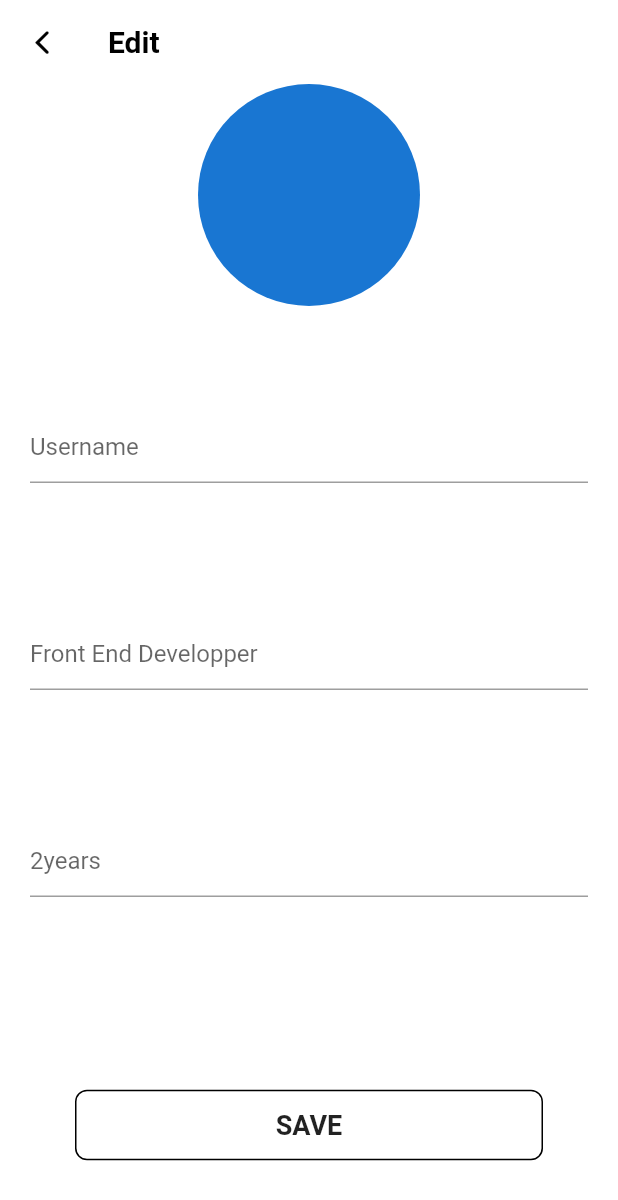
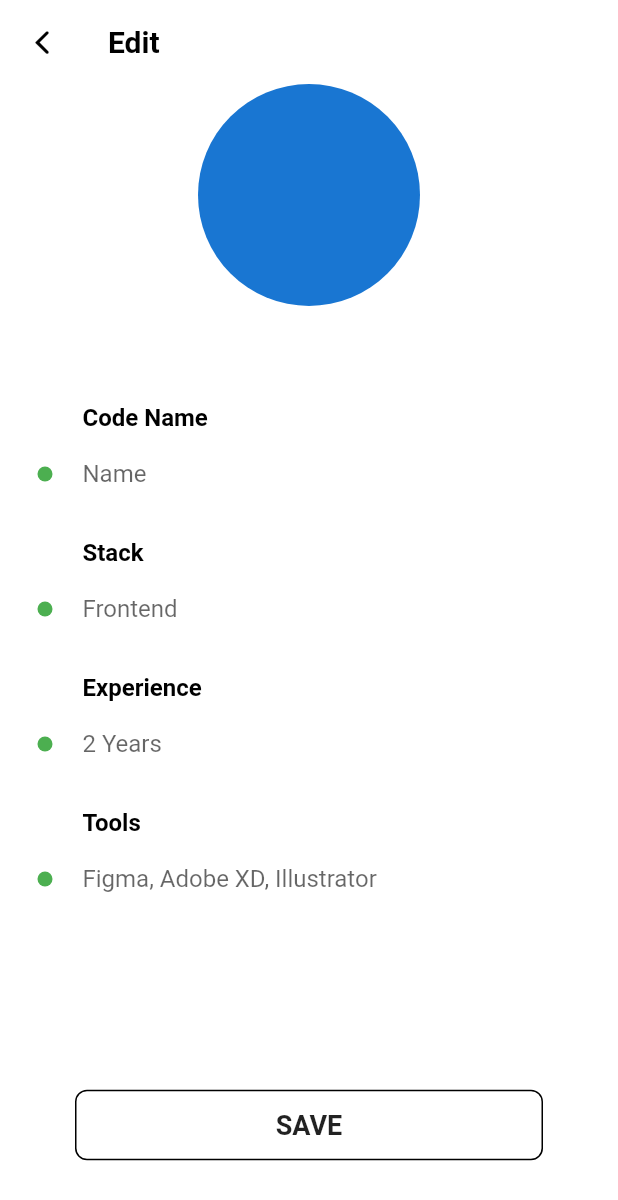
Before and after one commit to MikkyBoy357/simple_dev_manager, a Flutter app: the Edit screen opened directly, on a phone screen of 412 x 824 dp. Shown: the top 1200 px of the screen. Run offline on Flutter 3.47's test engine with Material 2 defaults, Android fonts, the phone set to English and light mode, and no system bars; our stand-ins replace sembast.

Commit message:
edit screen ui updated

```diff
--- a/lib/screens/edit.dart
+++ b/lib/screens/edit.dart
@@ -37,29 +37,34 @@ class Edit extends StatelessWidget {
             ),
           ),
           Container(height: 50),
-          Padding(
-            padding: const EdgeInsets.all(20.0),
-            child: TextField(
-              controller: nameTEC,
-              decoration: InputDecoration(hintText: 'Username'),
-            ),
+          EditCard(
+            title: 'Code Name',
+            subtitle: 'Name',
+            controler: nameTEC,
           ),
-          Container(height: 50),
-          Padding(
-            padding: const EdgeInsets.all(20.0),
-            child: TextField(
-              controller: stackTEC,
-              decoration: InputDecoration(hintText: 'Front End Developper'),
-            ),
+          EditCard(
+            title: 'Stack',
+            subtitle: 'Frontend',
+            controler: stackTEC,
           ),
-          Container(height: 50),
-          Padding(
-            padding: const EdgeInsets.all(20.0),
-            child: TextField(
-              controller: expTEC,
-              decoration: InputDecoration(hintText: '2years'),
-            ),
+          EditCard(
+            title: 'Experience',
+            subtitle: '2 Years',
+            controler: expTEC,
           ),
+          EditCard(
+            title: 'Tools',
+            subtitle: 'Figma, Adobe XD, Illustrator',
+            // controler: expTEC,
+          ),
+          // Container(height: 50),
+          // Padding(
+          //   padding: const EdgeInsets.all(20.0),
+          //   child: TextField(
+          //     controller: expTEC,
+          //     decoration: InputDecoration(hintText: '2years'),
+          //   ),
+          // ),
         ],
       ),
       bottomNavigationBar: Padding(
@@ -71,7 +76,10 @@ class Edit extends StatelessWidget {
           ),
           color: Colors.white,
           padding: EdgeInsets.all(8.0),
-          onPressed: () => _onSubmittedHandler(context),
+          onPressed: () {
+            _onSubmittedHandler(context);
+            print(nameTEC);
+          },
           child: Padding(
             padding: const EdgeInsets.symmetric(vertical: 5.0),
             child: Text(
--- a/lib/screens/home.dart
+++ b/lib/screens/home.dart
@@ -1,6 +1,5 @@
 import 'package:flutter/cupertino.dart';
 import 'package:flutter/material.dart';
-import 'package:simple_dev_manager/const.dart';
 import 'package:simple_dev_manager/databases/task_store.dart';
 import 'package:simple_dev_manager/models/model.dart';
 import 'package:simple_dev_manager/widgets/task_item.dart';
--- a/lib/widgets/edit_card.dart
+++ b/lib/widgets/edit_card.dart
@@ -4,41 +4,56 @@ import 'package:simple_dev_manager/const.dart';
 class EditCard extends StatelessWidget {
   final String title;
   final String subtitle;
+  final TextEditingController controler;
   const EditCard({
     Key key,
     this.title,
     this.subtitle,
+    this.controler,
   }) : super(key: key);
 
   @override
   Widget build(BuildContext context) {
     return Container(
-      height: 80,
+      height: 90,
       width: MediaQuery.of(context).size.width,
       child: Column(
         crossAxisAlignment: CrossAxisAlignment.start,
         children: [
           Padding(
-            padding: const EdgeInsets.only(left: 30.0, top: 15),
+            padding: const EdgeInsets.only(left: 55.0, top: 15),
             child: Text(
               title,
               style: Const.title,
             ),
           ),
           Padding(
-            padding: const EdgeInsets.only(left: 10.0, top: 10),
+            padding: const EdgeInsets.only(left: 25.0, top: 10),
             child: Row(
               children: [
-                CircleAvatar(
-                  radius: 5,
-                  backgroundColor: Colors.green,
+                Padding(
+                  padding: const EdgeInsets.only(top: 8.0),
+                  child: CircleAvatar(
+                    radius: 5,
+                    backgroundColor: Colors.green,
+                  ),
                 ),
                 Container(
-                  width: 10.0,
+                  width: 20.0,
                 ),
-                Text(
-                  subtitle,
-                  style: Const.subtitle,
+                Padding(
+                  padding: const EdgeInsets.only(top: 8.0),
+                  child: Container(
+                    height: 20,
+                    width: MediaQuery.of(context).size.width - 100,
+                    child: TextField(
+                      controller: controler,
+                      decoration: InputDecoration.collapsed(
+                        hintText: subtitle,
+                        // labelStyle: Const.subtitle,
+                      ),
+                    ),
+                  ),
                 ),
               ],
             ),
```
